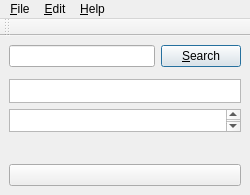
Before: the Qt Designer form main.ui in cpina/qdacco, drawn with Qt 5.
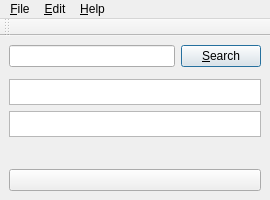
After: the same form once the commit is applied. Icons and pictures are not drawn. Custom widgets are drawn as their Qt base class.

What changed in the file:
```diff
--- a/main.ui
+++ b/main.ui
@@ -5,14 +5,22 @@
    <rect>
     <x>0</x>
     <y>0</y>
-    <width>250</width>
-    <height>195</height>
+    <width>270</width>
+    <height>200</height>
    </rect>
   </property>
+  <property name="sizePolicy" >
+   <sizepolicy>
+    <hsizetype>5</hsizetype>
+    <vsizetype>5</vsizetype>
+    <horstretch>0</horstretch>
+    <verstretch>0</verstretch>
+   </sizepolicy>
+  </property>
   <property name="minimumSize" >
    <size>
-    <width>250</width>
-    <height>195</height>
+    <width>200</width>
+    <height>200</height>
    </size>
   </property>
   <property name="windowTitle" >
@@ -130,6 +138,14 @@
    </layout>
   </widget>
   <widget class="QToolBar" name="toolBar" >
+   <property name="sizePolicy" >
+    <sizepolicy>
+     <hsizetype>5</hsizetype>
+     <vsizetype>5</vsizetype>
+     <horstretch>0</horstretch>
+     <verstretch>0</verstretch>
+    </sizepolicy>
+   </property>
    <property name="orientation" >
     <enum>Qt::Horizontal</enum>
    </property>
@@ -142,7 +158,7 @@
     <rect>
      <x>0</x>
      <y>0</y>
-     <width>190</width>
+     <width>270</width>
      <height>31</height>
     </rect>
    </property>
@@ -308,6 +324,12 @@
  </widget>
  <layoutdefault spacing="6" margin="11" />
  <customwidgets>
+  <customwidget>
+   <class>TextBrowser</class>
+   <extends>QWidget</extends>
+   <header>textbrowser.h</header>
+   <container>1</container>
+  </customwidget>
   <customwidget>
    <class>MyLineEdit</class>
    <extends>QLineEdit</extends>
@@ -318,12 +340,6 @@
    <extends>QListWidget</extends>
    <header>mylistwidget.h</header>
   </customwidget>
-  <customwidget>
-   <class>TextBrowser</class>
-   <extends>QWidget</extends>
-   <header>textbrowser.h</header>
-   <container>1</container>
-  </customwidget>
  </customwidgets>
  <tabstops>
   <tabstop>paraula</tabstop>
```
